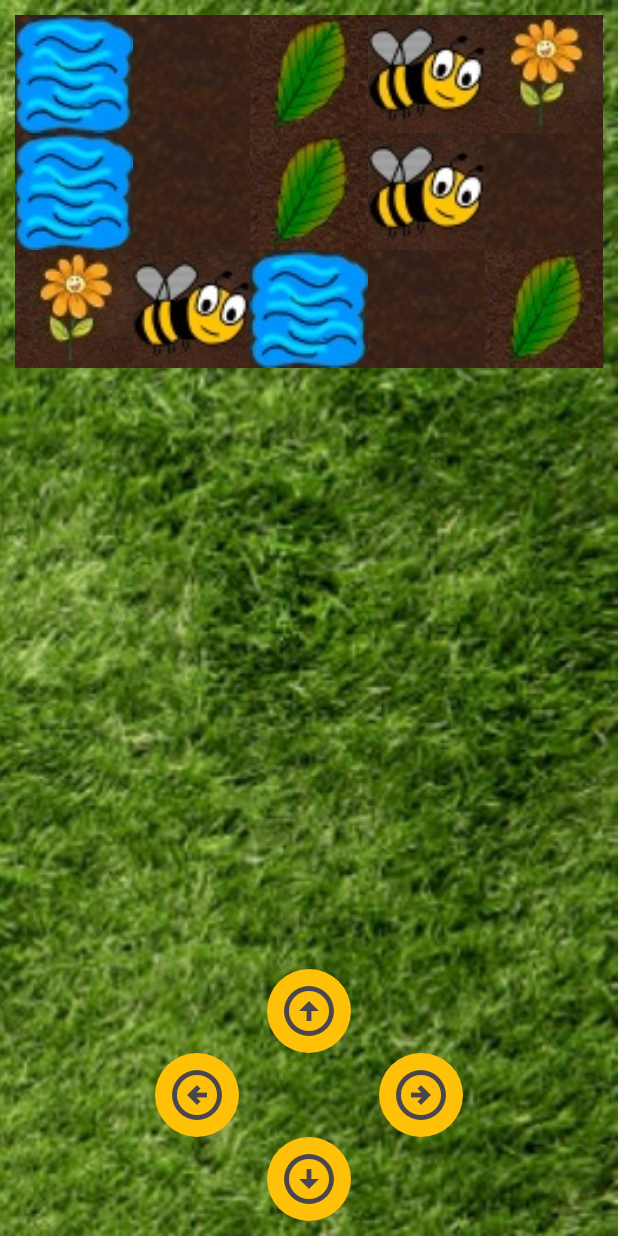
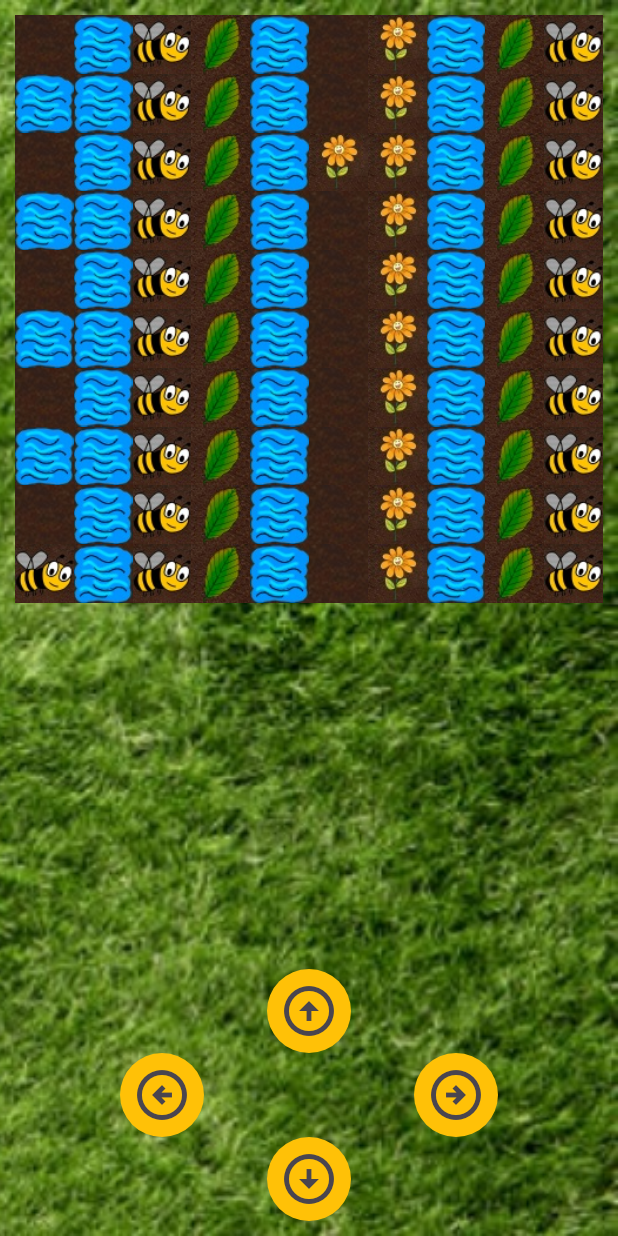
Before and after one commit to Lsteinitz/SchubiIsYou, a Flutter app: the LevelPage screen opened directly, on a phone screen of 412 x 824 dp. Run offline on Flutter 3.47's test engine with Material 3 defaults, Android fonts, the phone set to English and light mode, and no system bars.

Commit message:
add grid and functions for bettervreadability

```diff
--- a/schubi_is_you/lib/LevelPage.dart
+++ b/schubi_is_you/lib/LevelPage.dart
@@ -1,3 +1,4 @@
+import 'package:flutter/cupertino.dart';
 import 'package:flutter/material.dart';
 import 'package:flutter/widgets.dart';
 import 'package:schubi_is_you/styles.dart';
@@ -16,18 +17,11 @@ class _LevelPageState extends State<LevelPage>
   Expanded earth = Expanded(child:Image.asset('assets/images/erde.jpeg',fit: BoxFit.fill), flex:1);
 
 
-  Widget build(BuildContext context) {
-    Alignment moveControlAlignment =  Alignment.centerLeft;
-    MainAxisAlignment mainAxis = MainAxisAlignment.center;
-
-    if(MediaQuery.of(context).orientation==Orientation.portrait){
-      moveControlAlignment= Alignment.bottomCenter;
-      mainAxis = MainAxisAlignment.end;
-    }
-
+  Widget build(BuildContext context)
+  {
     return Scaffold(
       //appBar: customAppBar("Level 1"),
-      body:  Container(
+      body: Container(
        decoration: BoxDecoration(
           image: DecorationImage(
             image: AssetImage("assets/images/grassbackground.jpeg"),
@@ -37,44 +31,55 @@ class _LevelPageState extends State<LevelPage>
         ),
         child: Center(
           child: Padding(padding: const EdgeInsets.all(10.0),
-            child: Column( mainAxisAlignment: mainAxis,
-              children: [
-                Column(
-                  mainAxisAlignment: MainAxisAlignment.spaceAround,
-                  children: [
-                    Row(
-                      mainAxisAlignment: MainAxisAlignment.center,
-                      children: [
-                        water, earth,
-                        Expanded(child:Image.asset('assets/images/blatt.jpeg',fit: BoxFit.fill), flex:1),
-                        Expanded(child:Image.asset('assets/images/schubert.jpeg',fit: BoxFit.fill), flex:1),
-                        Expanded(child:Image.asset('assets/images/blume.jpeg',fit: BoxFit.fill), flex:1),
-                      ],
-                    ),
-                    Row(
-                      mainAxisAlignment: MainAxisAlignment.center,
-                      children: [
-                        water, earth,
-                        leaf, schubert, earth
-                      ],
-                    ),
-                    Row(
-                      mainAxisAlignment: MainAxisAlignment.center,
-                      children: [
-                        flower, schubert, water, earth, leaf
-                      ],
-                    ),
-                  ] //children of column
-                ),
-                //end of grid
-                Spacer(flex:1),
-                Container(alignment: moveControlAlignment,
-                    child: MoveControlButton()
-                )
-              ]  //children
-            ),
+            child: getChildren(context)
           )
         )
       )
-    );}
+    );
+  }
+
+  GridView createGridView(List<Expanded> field)
+  {
+    return GridView.count(
+        crossAxisCount: 10,
+        children: field
+    );
+  }
+
+  Widget getChildren(BuildContext context)
+  {
+    List<Expanded> spielplan =<Expanded>[ earth, water, schubert, leaf, water, earth, flower, water, leaf, schubert,
+      water, water, schubert, leaf, water, earth, flower, water, leaf, schubert,
+      earth, water, schubert, leaf, water, flower, flower, water, leaf, schubert,
+      water, water, schubert, leaf, water, earth, flower, water, leaf, schubert,
+      earth, water, schubert, leaf, water, earth, flower, water, leaf, schubert,
+      water, water, schubert, leaf, water, earth, flower, water, leaf, schubert,
+      earth, water, schubert, leaf, water, earth, flower, water, leaf, schubert,
+      water, water, schubert, leaf, water, earth, flower, water, leaf, schubert,
+      earth, water, schubert, leaf, water, earth, flower, water, leaf, schubert,
+      schubert, water, schubert, leaf, water, earth, flower, water, leaf, schubert,];
+
+    if(MediaQuery.of(context).orientation==Orientation.portrait)
+    {
+      return Column(
+          mainAxisAlignment: MainAxisAlignment.spaceEvenly,
+          mainAxisSize: MainAxisSize.min,
+          children: [ Expanded(child: createGridView(spielplan), flex: 2,),
+            Spacer(flex:1),
+             MoveControlButton()
+
+          ]  //children
+      );
     }
+    else{
+      return Row(
+          mainAxisAlignment: MainAxisAlignment.center,
+          children: [ Expanded(child: createGridView(spielplan), flex: 2,),
+            Spacer(flex:1),
+             MoveControlButton(),
+
+          ]  //children
+      );
+    }
+  }
+}
--- a/schubi_is_you/lib/MoveControl.dart
+++ b/schubi_is_you/lib/MoveControl.dart
@@ -69,15 +69,13 @@ class _MoveControlButtonState extends State<MoveControlButton> {
       },
     );
 
-    //if phone upwards
-    if(MediaQuery.of(context).orientation== Orientation.portrait ){
-      return Column(
-        mainAxisAlignment: MainAxisAlignment.end,
-        mainAxisSize: MainAxisSize.min,
+
+      return Container (child: Column(
+        mainAxisAlignment: MainAxisAlignment.center,
         children: <Widget>[
           buttonUp,
           Row(
-              mainAxisAlignment: MainAxisAlignment.spaceEvenly,
+              mainAxisAlignment: MainAxisAlignment.spaceAround,
               children: [
                 buttonLeft,
                 buttonRight
@@ -85,26 +83,9 @@ class _MoveControlButtonState extends State<MoveControlButton> {
           ),
           buttonDown
         ],
-        );
-      }
-      else{
-        return Row(
-          mainAxisAlignment: MainAxisAlignment.end,
-          mainAxisSize: MainAxisSize.min,
-          children: <Widget>[
-            buttonLeft,
-            Column(
-              mainAxisAlignment: MainAxisAlignment.spaceAround,
-              children: [
-                buttonUp,
-                buttonDown
-              ]   //children
-            ),
-            buttonRight
-        ],
-        );
-      }
-  }
+        )
+      );
+     }
 
   void moveUp()
   {
```
